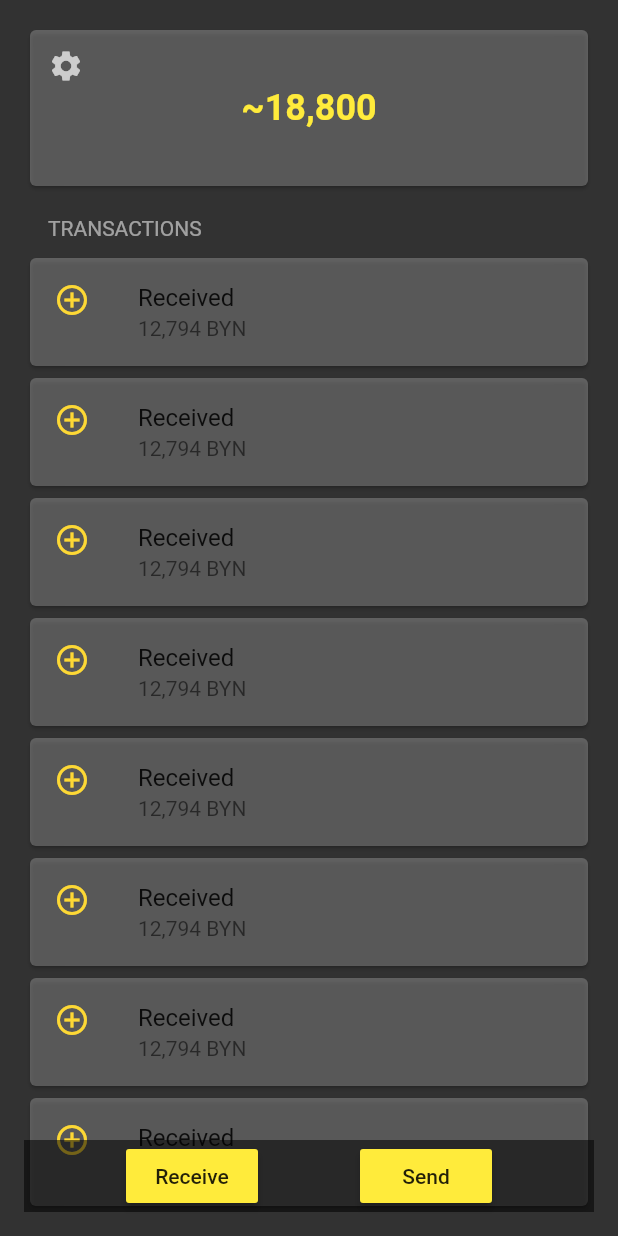
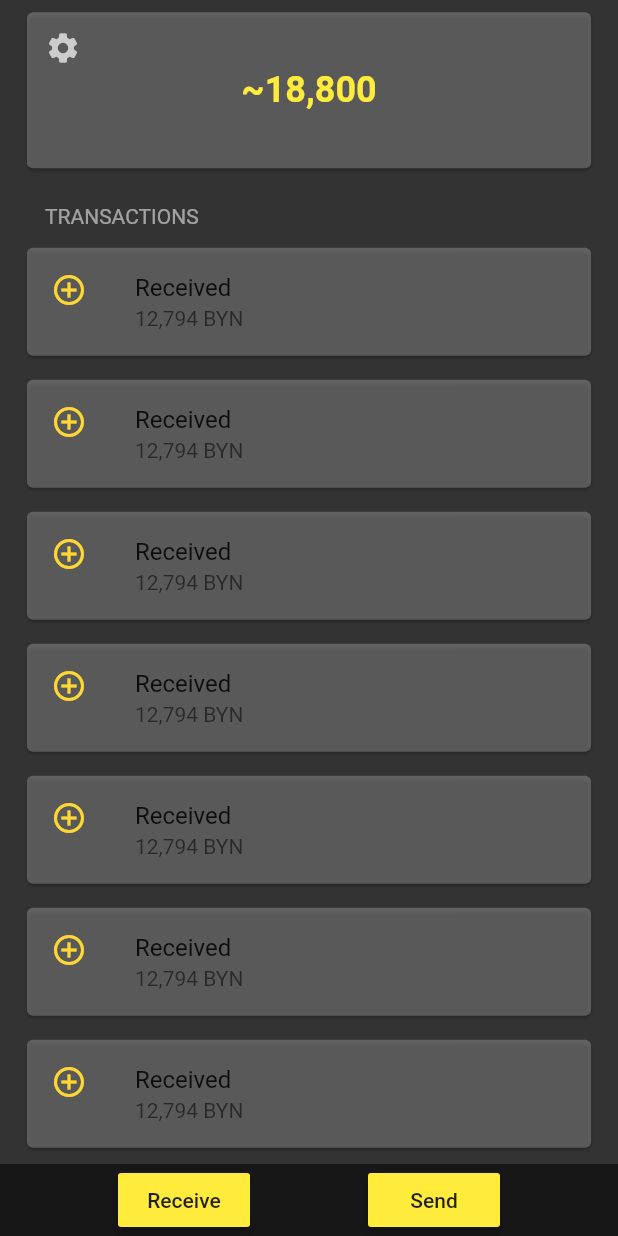
Before and after one commit to artnest/walletery, a Flutter app: the screen it shows after launch, on a phone screen of 412 x 824 dp. Run offline on Flutter 3.47's test engine with Material 2 defaults, Android fonts, the phone set to English and light mode, and no system bars.

Commit message:
Refactor main column

```diff
--- a/lib/main.dart
+++ b/lib/main.dart
@@ -26,19 +26,16 @@ class _HomePageState extends State<HomePage> {
   @override
   Widget build(BuildContext context) {
     return Scaffold(
+      backgroundColor: Color(0xCC000000),
       body: SafeArea(
-        child: Container(
-          color: Color(0xCC000000),
-          padding: const EdgeInsets.all(16),
-          child: Stack(
-            alignment: Alignment.bottomCenter,
-            children: <Widget>[
-              Column(
+        child: Column(
+          mainAxisAlignment: MainAxisAlignment.center,
           children: <Widget>[
             BalanceCard('~18,800'),
             TransactionsTitle(),
             Expanded(
               child: ListView(
+                padding: EdgeInsets.fromLTRB(0, 5, 0, 15),
                 children: <Widget>[
                   TransactionCard('12,794 BYN'),
                   TransactionCard('12,794 BYN'),
@@ -52,12 +49,9 @@ class _HomePageState extends State<HomePage> {
                   TransactionCard('12,794 BYN'),
                 ],
               ),
-                  )
-                ],
             ),
             Actions(),
           ],
-          ),
         ),
       ),
     );
@@ -74,6 +68,11 @@ class BalanceCard extends StatelessWidget {
     return Container(
       width: double.infinity,
       height: 112,
+      margin: EdgeInsets.only(
+        left: 14.0,
+        right: 14.0,
+        top: MediaQuery.of(context).size.height * 0.005,
+      ),
       child: Card(
         color: Colors.white24,
         child: Container(
@@ -114,7 +113,7 @@ class TransactionsTitle extends StatelessWidget {
   Widget build(BuildContext context) {
     return Container(
       alignment: Alignment.centerLeft,
-      margin: const EdgeInsets.fromLTRB(16, 16, 16, 8),
+      margin: EdgeInsets.fromLTRB(30, 20, 26, 0),
       child: Text(
         'TRANSACTIONS',
         style: TextStyle(color: Colors.white54),
@@ -130,7 +129,9 @@ class TransactionCard extends StatelessWidget {
 
   @override
   Widget build(BuildContext context) {
-    return Card(
+    return Container(
+      margin: EdgeInsets.fromLTRB(14.0, 4.0, 14.0, 4.0),
+      child: Card(
         color: Colors.white24,
         child: ListTile(
           leading: Icon(
@@ -139,6 +140,7 @@ class TransactionCard extends StatelessWidget {
           ),
           title: Text('Received'),
           subtitle: Text(amount),
+        ),
       ),
     );
   }
```
Lines whose indentation alone changed are shown as unchanged.
